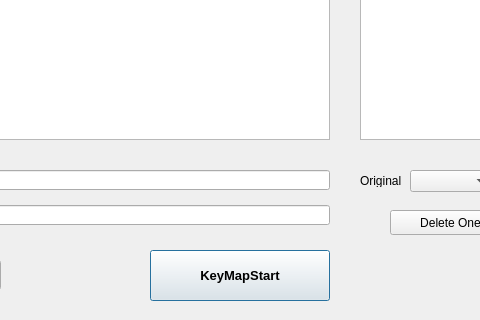
This is QKeyMapper/qkeymapper.ui in Zalafina/QKeyMapper as Qt 5 draws it before an edit; both pictures show x 200 to 680 and y 220 to 540 of the 940 by 540 pixel window. The edited form follows.
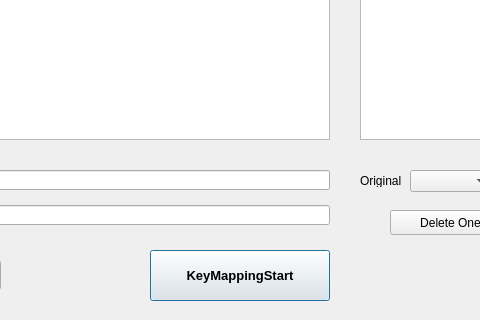
This is the edited form.

```diff
--- a/QKeyMapper/qkeymapper.ui
+++ b/QKeyMapper/qkeymapper.ui
@@ -51,7 +51,7 @@
     <enum>Qt::NoFocus</enum>
    </property>
    <property name="text">
-    <string>KeyMapStart</string>
+    <string>KeyMappingStart</string>
    </property>
    <property name="autoDefault">
     <bool>false</bool>
```
